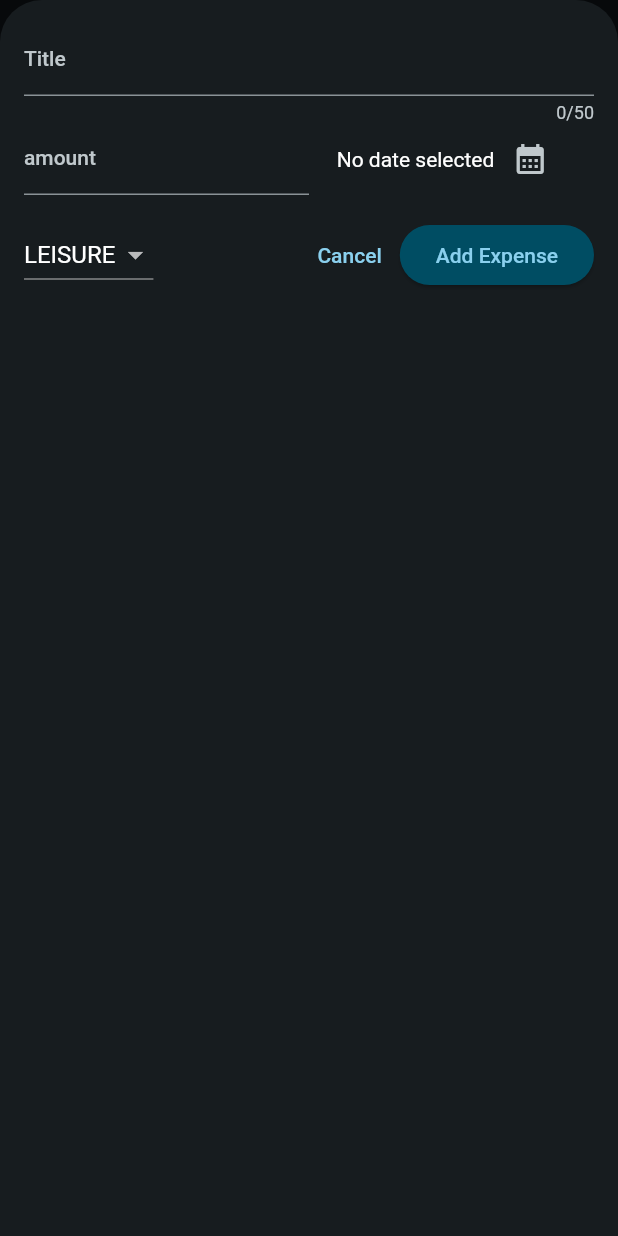
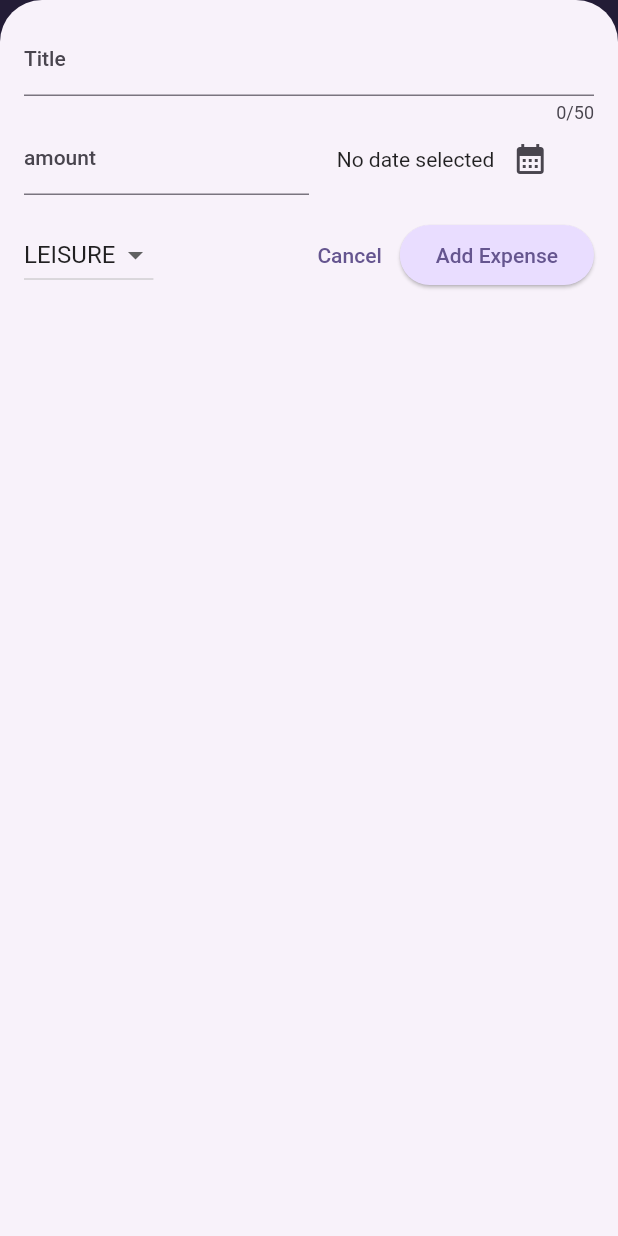
Before and after one commit to k2tam/Flutter_Expense_Tracker, a Flutter app: the screen it shows after launch, after a tap on the "add" icon, on a phone screen of 412 x 824 dp. Run offline on Flutter 3.47's test engine with Material 2 defaults, Android fonts, the phone set to English and light mode, and no system bars.

```diff
--- a/lib/main.dart
+++ b/lib/main.dart
@@ -55,7 +55,7 @@ void main() {
             ),
           ),
     ),
-    themeMode: ThemeMode.dark,
+    themeMode: ThemeMode.light,
     home: const Expenses(),
   ));
 }
--- a/lib/widgets/expenses.dart
+++ b/lib/widgets/expenses.dart
@@ -14,8 +14,8 @@ class Expenses extends StatefulWidget {
 class _ExpensesState extends State<Expenses> {
   final List<Expense> _registeredExpenses = [
     Expense(
-      title: 'Electricity bill',
-      amount: 399,
+      title: 'Water bill',
+      amount: 50,
       date: DateTime.now(),
       category: Category.bills,
     ),
@@ -24,6 +24,12 @@ class _ExpensesState extends State<Expenses> {
       amount: 69,
       date: DateTime.now(),
       category: Category.leisure,
+    ),
+    Expense(
+      title: 'Lunch',
+      amount: 15,
+      date: DateTime.now(),
+      category: Category.food,
     ),
   ];
 
```
Also changed, not shown: readme_images/add_expense.png (added), readme_images/dismiss.png (added), readme_images/home.png (added), readme_images/home_landscape.png (added), readme_images/home_light.png (added), readme_images/image_picker.png (added).
